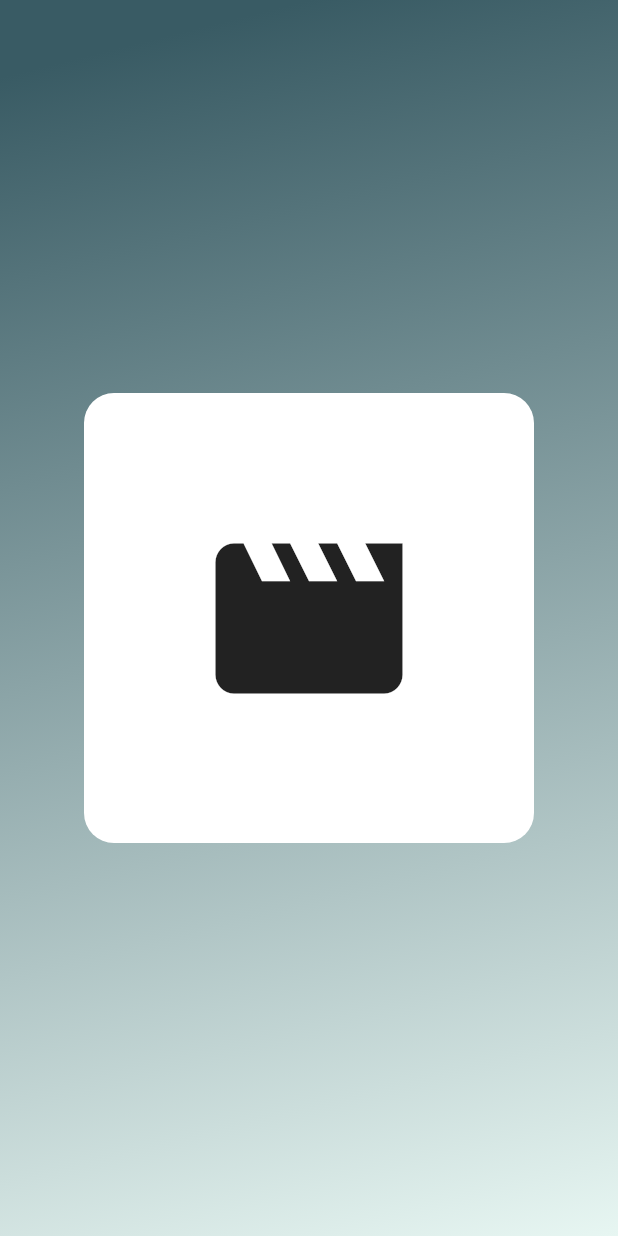
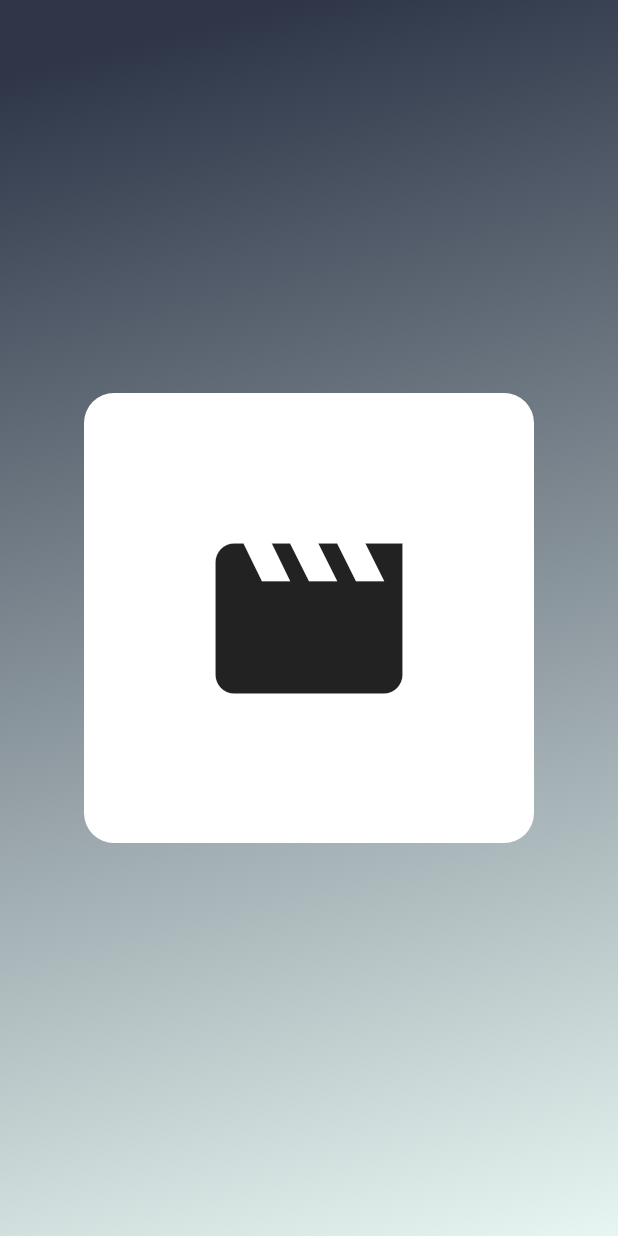
Before and after one commit to HowdyHowe/reckomov, a Flutter app: the first screen one second after launch, on a phone screen of 412 x 824 dp. Run offline on Flutter 3.47's test engine with Material 3 defaults, Android fonts, the phone set to English and light mode, and no system bars; our stand-ins replace cached_network_image, flutter_secure_storage, font_awesome_flutter, google_nav_bar, internet_connection_checker_plus, shared_preferences and 1 more.

```diff
--- a/lib/pages/splashscreen.dart
+++ b/lib/pages/splashscreen.dart
@@ -49,7 +49,7 @@ class _SplashScreenState extends State<SplashScreen> {
                       begin: Alignment.topCenter,
                       end: Alignment(1, 1),
                       colors: <Color>[
-                    Color.fromARGB(255, 57, 91, 100),
+                    Color.fromARGB(255, 46, 54, 72),
                     Color.fromARGB(255, 231, 246, 242),
                   ])),
             ),
```
Also changed, not shown: 2 other files.
